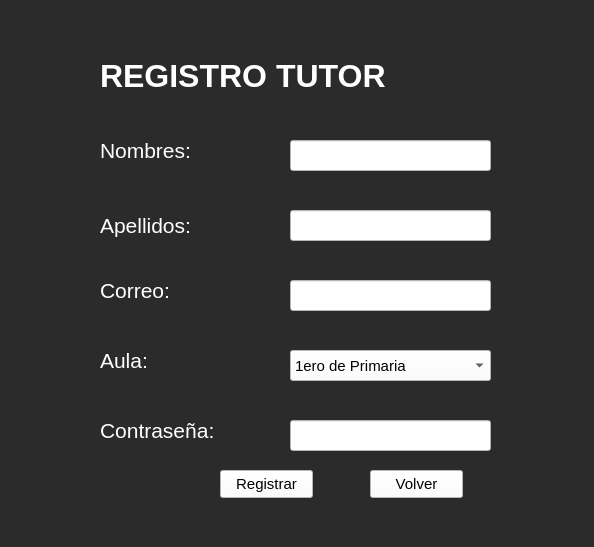
First picture: the form in registro_profesor.ui, repository Giavic/Taller_de_software_TF, before the edit.
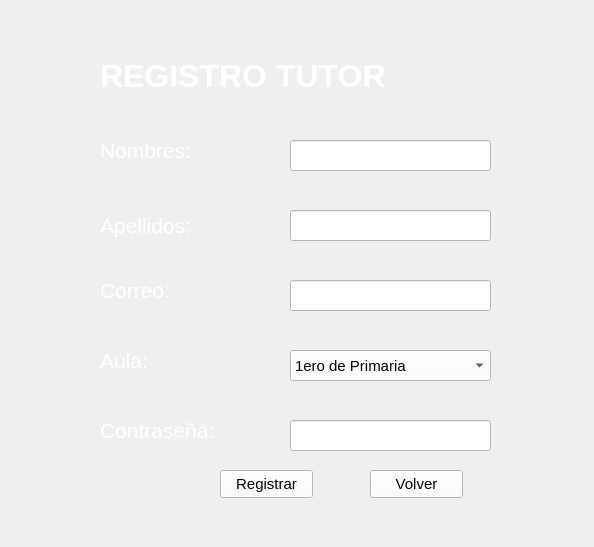
Second picture: the form after the edit.

The edit to the form file:
```diff
--- a/registro_profesor.ui
+++ b/registro_profesor.ui
@@ -14,7 +14,11 @@
    <string>Form</string>
   </property>
   <property name="styleSheet">
-   <string notr="true">background-color: rgb(43, 43, 43);</string>
+   <string notr="true">background-color: rgb(43, 43, 43);
+
+QLineEdit{
+font:12pt;
+}</string>
   </property>
   <widget class="QLabel" name="label">
    <property name="geometry">
@@ -259,17 +263,9 @@
      <height>31</height>
     </rect>
    </property>
-   <property name="font">
-    <font>
-     <pointsize>11</pointsize>
-    </font>
-   </property>
    <property name="styleSheet">
-    <string notr="true">QComboBox{
-background-color: rgb(255, 255, 255);
-}
-
-</string>
+    <string notr="true">background-color: rgb(255, 255, 255);
+font:11pt;</string>
    </property>
    <item>
     <property name="text">
```
Left out of the diff: 4 changed lines with no effect on the pictures.
